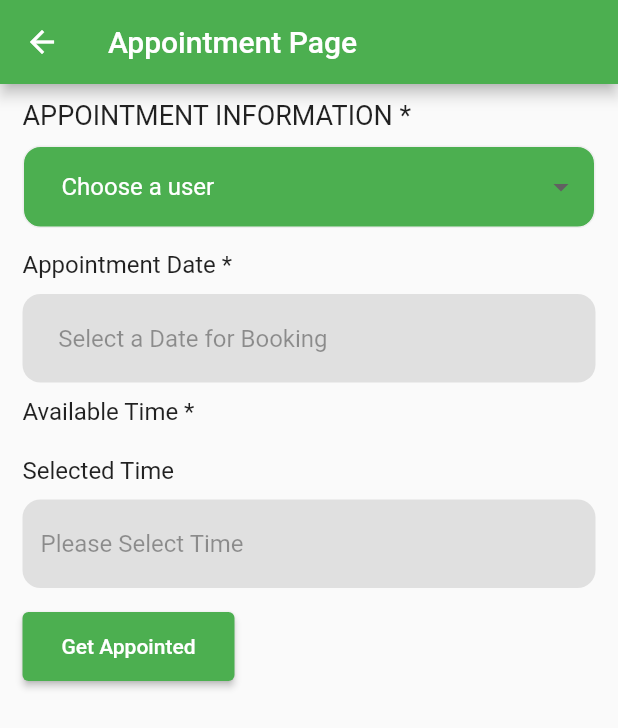
After one commit to sthakrishnakumar/Firebase-Firestore, a Flutter app: the screen it shows after launch, after a tap on "Get Appointment", on a phone screen of 412 x 824 dp. The commit adds this screen. Shown: the top 728 px of the screen. Run offline on Flutter 3.47's test engine with Material 2 defaults, Android fonts, the phone set to English and light mode, and no system bars; our stand-ins replace cached_network_image, cloud_firestore, dartz, dio, firebase_core, flutter_riverpod; accounts and stored records are empty.

Commit message:
appointment page added

```diff
--- /dev/null
+++ b/lib/core/app_constant.dart
@@ -0,0 +1,25 @@
+class AppConstant {
+  AppConstant._();
+
+  static const List<String> timeSlot1 = [
+    '9:30 AM',
+    '9:45 AM',
+    '10:00 AM',
+  ];
+
+  static const List<String> timeSlot2 = [
+    '10:15 AM',
+    '10:30 AM',
+    '10:45 AM',
+  ];
+  static const List<String> timeSlot3 = [
+    '11:00 AM',
+    '11:15 AM',
+    '11:30 AM',
+  ];
+  static const List<String> timeSlot4 = [
+    '11:45 AM',
+    '12:00 AM',
+    '12:15 AM',
+  ];
+}
--- /dev/null
+++ b/lib/features/appointment/appointment_page.dart
@@ -0,0 +1,304 @@
+import 'package:flutter/material.dart';
+import 'package:intl/intl.dart';
+import 'package:onviro/core/app_constant.dart';
+
+class AppointmentPage extends StatefulWidget {
+  const AppointmentPage({Key? key}) : super(key: key);
+
+  @override
+  State<AppointmentPage> createState() => _AppointmentPageState();
+}
+
+class _AppointmentPageState extends State<AppointmentPage> {
+  String user = 'Choose a user';
+  List<String> userList = [
+    'Mausami Rajbandhari Piya',
+    'Amit Yadav Sikhawat',
+    'Sukdev Singh Rathore',
+  ];
+
+  TextEditingController dateController = TextEditingController();
+  TextEditingController timeController = TextEditingController();
+  DateTime? selected;
+  String? timeSlot;
+  @override
+  Widget build(BuildContext context) {
+    return Scaffold(
+      appBar: AppBar(
+        title: const Text('Appointment Page'),
+      ),
+      body: Padding(
+        padding: const EdgeInsets.only(
+          left: 15,
+          top: 10,
+          right: 15,
+        ),
+        child: Column(
+          mainAxisAlignment: MainAxisAlignment.start,
+          crossAxisAlignment: CrossAxisAlignment.start,
+          children: [
+            const Text(
+              'APPOINTMENT INFORMATION *',
+              style: TextStyle(
+                fontSize: 18,
+              ),
+            ),
+            const SizedBox(
+              height: 10,
+            ),
+            Container(
+              padding: const EdgeInsets.symmetric(horizontal: 10),
+              height: 55,
+              decoration: BoxDecoration(
+                color: Colors.green[500],
+                border: Border.all(
+                  color: Colors.grey[200]!,
+                ),
+                borderRadius: BorderRadius.circular(12),
+              ),
+              child: Row(
+                children: [
+                  // const Icon(Icons.gesture),
+                  const SizedBox(
+                    width: 15,
+                  ),
+                  Expanded(
+                    child: DropdownButtonHideUnderline(
+                      child: DropdownButton(
+                        style: const TextStyle(
+                          fontSize: 16,
+                          color: Colors.black,
+                        ),
+                        hint: Text(
+                          user,
+                          style: const TextStyle(
+                            color: Colors.white,
+                            fontSize: 16,
+                          ),
+                        ),
+                        items: userList
+                            .map(
+                              (e) => DropdownMenuItem(
+                                value: e,
+                                child: Text(e),
+                              ),
+                            )
+                            .toList(),
+                        onChanged: (selectedUser) {
+                          setState(() {
+                            user = selectedUser.toString();
+                          });
+                        },
+                      ),
+                    ),
+                  ),
+                ],
+              ),
+            ),
+            const SizedBox(
+              height: 15,
+            ),
+            const Text(
+              'Appointment Date *',
+              style: TextStyle(fontSize: 16),
+            ),
+            const SizedBox(
+              height: 10,
+            ),
+            IgnorePointer(
+              ignoring: user == 'Choose a user' ? true : false,
+              child: InkWell(
+                onTap: () async {
+                  final DateTime? select = await showDatePicker(
+                    context: context,
+                    initialDate: DateTime(2021),
+                    firstDate: DateTime(1964),
+                    lastDate: DateTime.now(),
+                    builder: (context, child) {
+                      return Theme(
+                        data: Theme.of(context).copyWith(
+                          colorScheme: const ColorScheme.light(
+                            primary: Colors.green,
+                            onSurface: Colors.red,
+                          ),
+                        ),
+                        child: child!,
+                      );
+                    },
+                  );
+
+                  setState(() {
+                    selected = select;
+                    dateController.text =
+                        DateFormat('d MMM y').format(selected!);
+                  });
+                },
+                child: TextField(
+                  decoration: InputDecoration(
+                    hintText: '   Select a Date for Booking',
+                    disabledBorder: OutlineInputBorder(
+                      borderRadius: BorderRadius.circular(12),
+                      borderSide: BorderSide.none,
+                    ),
+                    filled: true,
+                    fillColor: Colors.grey[300],
+                  ),
+                  enabled: false,
+                  controller: dateController,
+                  onChanged: (date) {},
+                ),
+              ),
+            ),
+            const SizedBox(
+              height: 10,
+            ),
+            const Text(
+              'Available Time *',
+              style: TextStyle(fontSize: 16),
+            ),
+            const SizedBox(
+              height: 10,
+            ),
+            selected == null
+                ? const SizedBox()
+                : Container(
+                    color: Colors.grey[200],
+                    padding: const EdgeInsets.all(2),
+                    child: Column(
+                      children: [
+                        Row(
+                          mainAxisAlignment: MainAxisAlignment.spaceBetween,
+                          children: [
+                            ...AppConstant.timeSlot1.map(
+                              (e) => ElevatedButton(
+                                onPressed: () {
+                                  setState(() {
+                                    timeSlot = e;
+                                    timeController.text = e;
+                                  });
+                                },
+                                style: ButtonStyle(
+                                  backgroundColor: MaterialStateProperty.all(
+                                      timeSlot == e
+                                          ? Colors.grey
+                                          : Colors.green),
+                                ),
+                                child: Text(e),
+                              ),
+                            )
+                          ],
+                        ),
+                        Row(
+                          mainAxisAlignment: MainAxisAlignment.spaceBetween,
+                          children: [
+                            ...AppConstant.timeSlot2.map(
+                              (e) => ElevatedButton(
+                                onPressed: () {
+                                  setState(() {
+                                    timeSlot = e;
+                                    timeController.text = e;
+                                  });
+                                },
+                                style: ButtonStyle(
+                                  backgroundColor: MaterialStateProperty.all(
+                                      timeSlot == e
+                                          ? Colors.grey
+                                          : Colors.green),
+                                ),
+                                child: Text(e),
+                              ),
+                            )
+                          ],
+                        ),
+                        Row(
+                          mainAxisAlignment: MainAxisAlignment.spaceBetween,
+                          children: [
+                            ...AppConstant.timeSlot3.map(
+                              (e) => ElevatedButton(
+                                onPressed: () {
+                                  setState(() {
+                                    timeSlot = e;
+                                    timeController.text = e;
+                                  });
+                                },
+                                style: ButtonStyle(
+                                  backgroundColor: MaterialStateProperty.all(
+                                      timeSlot == e
+                                          ? Colors.grey
+                                          : Colors.green),
+                                ),
+                                child: Text(e),
+                              ),
+                            )
+                          ],
+                        ),
+                        Row(
+                          mainAxisAlignment: MainAxisAlignment.spaceBetween,
+                          children: [
+                            ...AppConstant.timeSlot4.map(
+                              (e) => ElevatedButton(
+                                onPressed: () {
+                                  setState(() {
+                                    timeSlot = e;
+                                    timeController.text = e;
+                                  });
+                                },
+                                style: ButtonStyle(
+                                  backgroundColor: MaterialStateProperty.all(
+                                      timeSlot == e
+                                          ? Colors.grey
+                                          : Colors.green),
+                                ),
+                                child: Text(e),
+                              ),
+                            )
+                          ],
+                        )
+                      ],
+                    ),
+                  ),
+            const SizedBox(
+              height: 10,
+            ),
+            const Text(
+              'Selected Time',
+              style: TextStyle(
+                fontSize: 16,
+              ),
+            ),
+            const SizedBox(
+              height: 10,
+            ),
+            TextField(
+              decoration: InputDecoration(
+                hintText: 'Please Select Time',
+                disabledBorder: OutlineInputBorder(
+                  borderRadius: BorderRadius.circular(12),
+                  borderSide: BorderSide.none,
+                ),
+                filled: true,
+                fillColor: Colors.grey[300],
+              ),
+              enabled: false,
+              controller: timeController,
+              onChanged: (date) {},
+            ),
+            const SizedBox(
+              height: 15,
+            ),
+            ElevatedButton(
+              onPressed: () {},
+              child: const Padding(
+                padding: EdgeInsets.symmetric(
+                  horizontal: 10,
+                  vertical: 15,
+                ),
+                child: Text('Get Appointed'),
+              ),
+            ),
+          ],
+        ),
+      ),
+    );
+  }
+}
--- a/lib/features/book_date/book_date_page.dart
+++ b/lib/features/book_date/book_date_page.dart
@@ -50,7 +50,6 @@ class _BookDatePageState extends ConsumerState<BookDatePage> {
                     child: child!,
                   );
                 },
-
               );
 
               setState(() {
--- a/lib/features/home.dart
+++ b/lib/features/home.dart
@@ -1,5 +1,5 @@
 import 'package:flutter/material.dart';
-
+import 'package:onviro/features/appointment/appointment_page.dart';
 import '../commons/export.dart';
 
 class HomePage extends StatelessWidget {
@@ -12,7 +12,7 @@ class HomePage extends StatelessWidget {
         centerTitle: true,
       ),
       body: Padding(
-        padding: const EdgeInsets.symmetric(horizontal: 120),
+        padding: const EdgeInsets.symmetric(horizontal: 100),
         child: Column(
           mainAxisAlignment: MainAxisAlignment.center,
           children: [
@@ -44,8 +44,8 @@ class HomePage extends StatelessWidget {
               height: 10,
             ),
             ElevatedButton(
-              onPressed: () => navigation(context, const GetDates()),
-              child: const Text('Get Dates'),
+              onPressed: () => navigation(context, const AppointmentPage()),
+              child: const Text('Get Appointment'),
             ),
             const SizedBox(
               height: 10,
--- a/pubspec.yaml
+++ b/pubspec.yaml
@@ -41,6 +41,7 @@ dependencies:
   cloud_firestore: ^3.4.6
   firebase_core: ^1.21.1
   intl: ^0.17.0
+  google_fonts: ^3.0.1
 
 dev_dependencies:
   flutter_test:
```
Also changed, not shown: pubspec.lock.
